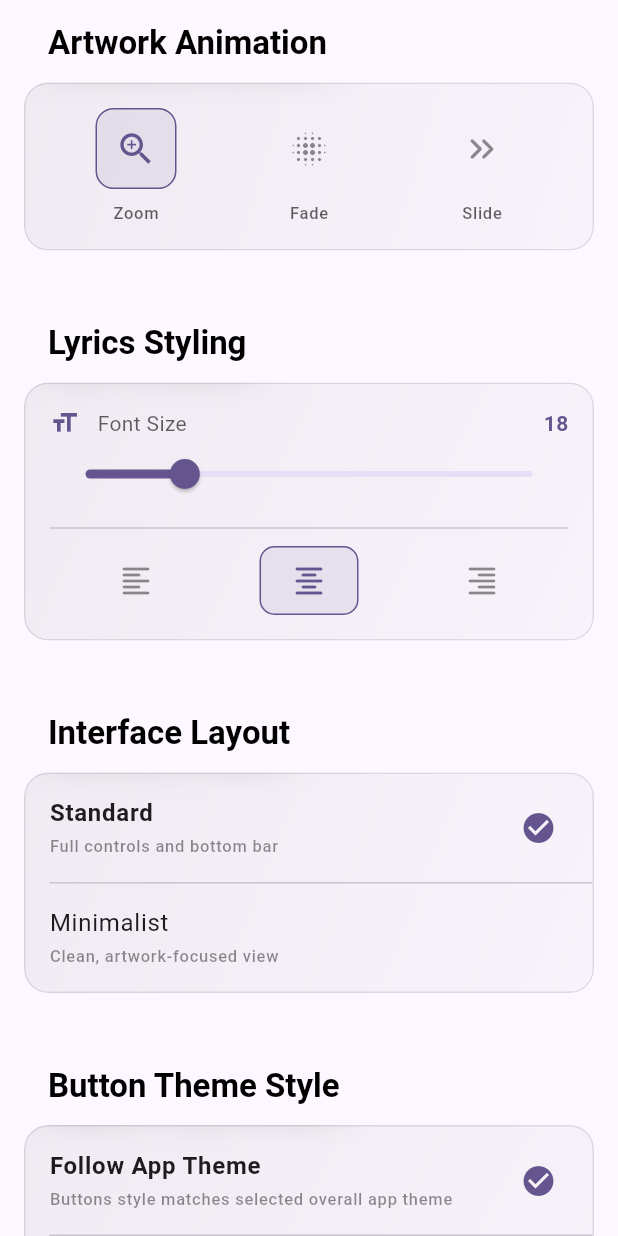
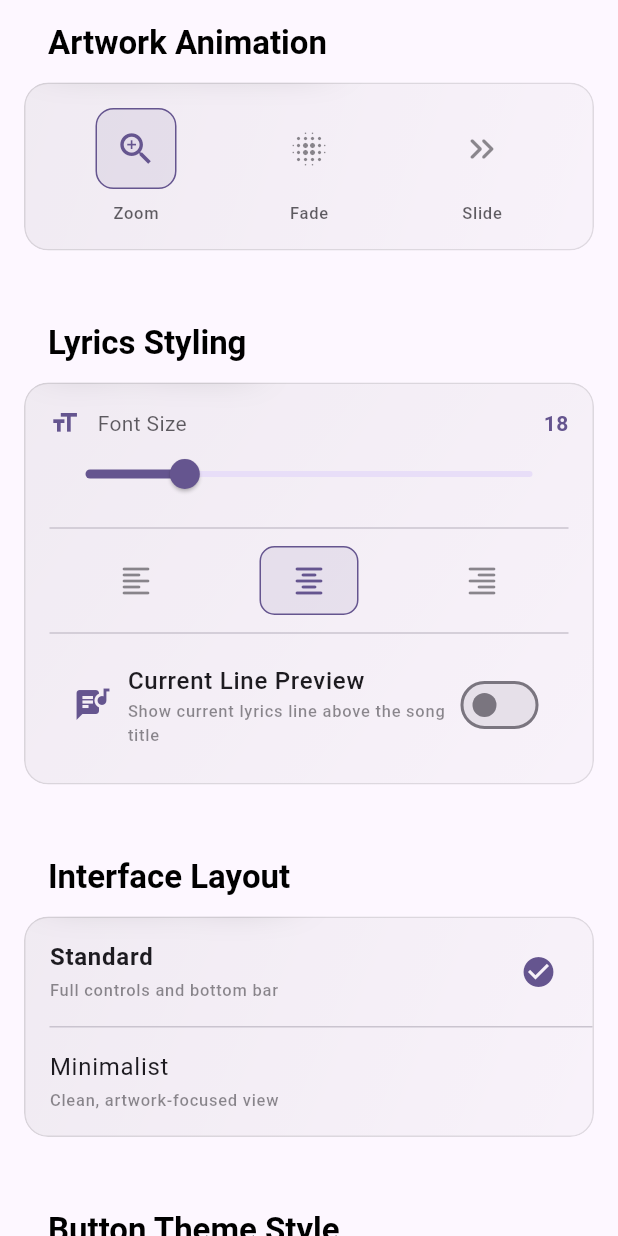
Before and after one commit to Abinanthankv/Isai, a Flutter app: the PlayerCustomizationScreen screen opened directly, scrolled down 2304 dp, on a phone screen of 412 x 824 dp. Run offline on Flutter 3.47's test engine with Material 3 defaults, Android fonts, the light colour scheme and no system bars; drawn by our look-alikes of dynamic_color; our stand-ins replace audio_service, cached_network_image, connectivity_plus, dio, drift, file_picker and 13 more; missing offline and left inert: audio_decoder, audio_session, audiotags, flutter_displaymode, flutter_js, just_audio_media_kit and 6 more; accounts and stored records are empty; generated files the repository leaves out were written again; network calls fail; Roboto replaces fonts that are missing (Roboto Flex).

Commit message:
feat: add current lyrics line preview and letter-by-letter animation
- Add 'Current Line Preview' toggle in Player Customization screen
- Show current synced lyrics line above song title in Now Playing
- Replace overlapping scale animation with letter-by-letter character reveal
- Fix word overlap in synced lyrics by removing Transform.scale

```diff
--- a/lib/features/music/presentation/music_providers.dart
+++ b/lib/features/music/presentation/music_providers.dart
@@ -103,6 +103,7 @@ class SettingsState {
   final bool miniPlayerSwipeEnabled;
   final double miniPlayerSwipeSensitivity;
   final bool playerSpotifyCanvasEnabled;
+  final bool playerShowCurrentLyrics;
   final String? audiobookFolder;
   final String hardcoverApiKey;
   final bool hardcoverIsValid;
@@ -158,6 +159,7 @@ class SettingsState {
     this.miniPlayerSwipeEnabled = true,
     this.miniPlayerSwipeSensitivity = 40.0,
     this.playerSpotifyCanvasEnabled = true,
+    this.playerShowCurrentLyrics = false,
     this.audiobookFolder,
     this.hardcoverApiKey = '',
     this.hardcoverIsValid = false,
@@ -212,6 +214,7 @@ class SettingsState {
     bool? miniPlayerSwipeEnabled,
     double? miniPlayerSwipeSensitivity,
     bool? playerSpotifyCanvasEnabled,
+    bool? playerShowCurrentLyrics,
     String? audiobookFolder,
     String? hardcoverApiKey,
     bool? hardcoverIsValid,
@@ -265,6 +268,7 @@ class SettingsState {
       miniPlayerSwipeEnabled: miniPlayerSwipeEnabled ?? this.miniPlayerSwipeEnabled,
       miniPlayerSwipeSensitivity: miniPlayerSwipeSensitivity ?? this.miniPlayerSwipeSensitivity,
       playerSpotifyCanvasEnabled: playerSpotifyCanvasEnabled ?? this.playerSpotifyCanvasEnabled,
+      playerShowCurrentLyrics: playerShowCurrentLyrics ?? this.playerShowCurrentLyrics,
       audiobookFolder: audiobookFolder ?? this.audiobookFolder,
       hardcoverApiKey: hardcoverApiKey ?? this.hardcoverApiKey,
       hardcoverIsValid: hardcoverIsValid ?? this.hardcoverIsValid,
@@ -329,6 +333,7 @@ class SettingsNotifier extends Notifier<SettingsState> {
       miniPlayerSwipeEnabled: _settings.miniPlayerSwipeEnabled,
       miniPlayerSwipeSensitivity: _settings.miniPlayerSwipeSensitivity,
       playerSpotifyCanvasEnabled: _settings.playerSpotifyCanvasEnabled,
+      playerShowCurrentLyrics: _settings.playerShowCurrentLyrics,
       audiobookFolder: _settings.audiobookFolder,
       hardcoverApiKey: _hardcoverSettings.apiKey ?? '',
       hardcoverIsValid: (_hardcoverSettings.apiKey ?? '').isNotEmpty,
@@ -542,6 +547,11 @@ class SettingsNotifier extends Notifier<SettingsState> {
   Future<void> setPlayerSpotifyCanvasEnabled(bool enabled) async {
     await _settings.setPlayerSpotifyCanvasEnabled(enabled);
     state = state.copyWith(playerSpotifyCanvasEnabled: enabled);
+  }
+
+  Future<void> setPlayerShowCurrentLyrics(bool show) async {
+    await _settings.setPlayerShowCurrentLyrics(show);
+    state = state.copyWith(playerShowCurrentLyrics: show);
   }
 
   // ── Visualizer Setters ──────────────────────────────────────────────────
--- a/lib/features/music/presentation/player_customization_screen.dart
+++ b/lib/features/music/presentation/player_customization_screen.dart
@@ -373,6 +373,14 @@ class PlayerCustomizationScreen extends ConsumerWidget {
                               onTap: () => ref.read(settingsProvider.notifier).setPlayerLyricsAlignment('right'),
                             ),
                           ],
+                        ),
+                        const Divider(height: 24),
+                        _CustomizationSwitchTile(
+                          icon: Icons.lyrics,
+                          title: 'Current Line Preview',
+                          subtitle: 'Show current lyrics line above the song title',
+                          value: settings.playerShowCurrentLyrics,
+                          onChanged: (val) => ref.read(settingsProvider.notifier).setPlayerShowCurrentLyrics(val),
                         ),
                       ],
                     ),
--- a/lib/features/settings/data/torbox_settings_repository.dart
+++ b/lib/features/settings/data/torbox_settings_repository.dart
@@ -129,6 +129,9 @@ abstract class TorBoxSettingsRepository {
 
   Future<void> setMiniPlayerSwipeSensitivity(double sensitivity);
   double get miniPlayerSwipeSensitivity;
+
+  Future<void> setPlayerShowCurrentLyrics(bool show);
+  bool get playerShowCurrentLyrics;
 
   Future<void> setAudiobookFolder(String? folder);
   String? get audiobookFolder;
@@ -403,6 +406,12 @@ class TorBoxSettingsRepositoryImpl implements TorBoxSettingsRepository {
   Future<void> setMiniPlayerSwipeSensitivity(double sensitivity) => _prefs.setDouble('mini_player_swipe_sensitivity', sensitivity);
 
   @override
+  bool get playerShowCurrentLyrics => _prefs.getBool('player_show_current_lyrics') ?? false;
+
+  @override
+  Future<void> setPlayerShowCurrentLyrics(bool show) => _prefs.setBool('player_show_current_lyrics', show);
+
+  @override
   String? get audiobookFolder => _prefs.getString('audiobook_folder');
 
   @override
```
Also changed, not shown: lib/features/music/presentation/now_playing_screen.dart (+86 -9 lines).
